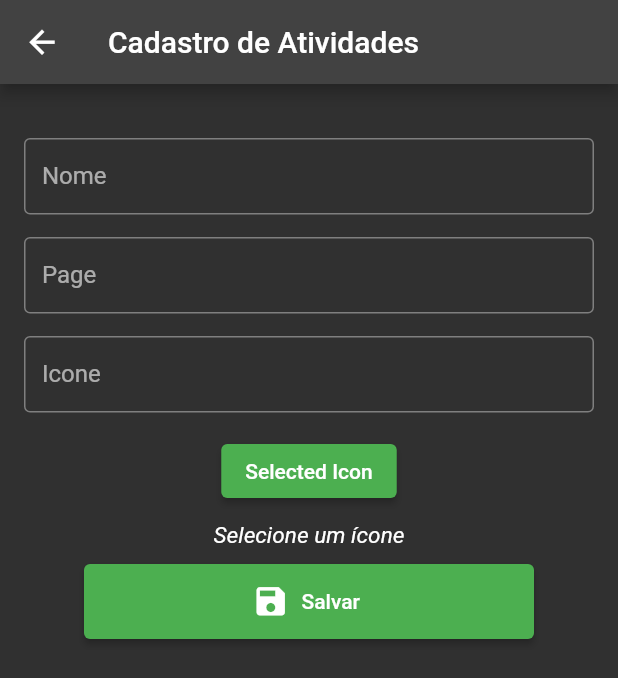
After one commit to luizzlcs/iasd_myadmin, a Flutter app: the ActivityFormScreen screen opened directly, on a phone screen of 412 x 824 dp. The commit adds this screen. Shown: the top 678 px of the screen. Run offline on Flutter 3.47's test engine with Material 2 defaults, Android fonts, the phone set to English and light mode, and no system bars; our stand-ins replace file_picker, flutter_svg.

Commit message:
removido rotas desnecessárias.

```diff
--- /dev/null
+++ b/lib/app/core/departament/activity_form_screen.dart
@@ -0,0 +1,133 @@
+import 'dart:math';
+import 'package:flutter/material.dart';
+import 'package:iasd_myadmin/app/core/departament/model/activity.dart';
+
+import '../../components/icon_picker.dart';
+
+class ActivityFormScreen extends StatefulWidget {
+  const ActivityFormScreen({Key? key}) : super(key: key);
+
+  @override
+  State<ActivityFormScreen> createState() => _ActivityFormScreenState();
+}
+
+class _ActivityFormScreenState extends State<ActivityFormScreen> {
+  IconData? selectedIcon;
+
+  final _formKey = GlobalKey<FormState>();
+
+  TextEditingController nameEC = TextEditingController();
+  TextEditingController descricaoEC = TextEditingController();
+  TextEditingController iconeEC = TextEditingController();
+
+  _submitForm() {
+    debugPrint('Salvando dados');
+    final isValid = _formKey.currentState?.validate() ?? false;
+
+    if (!isValid) {
+      return;
+    }
+  }
+
+  @override
+  Widget build(BuildContext context) {
+    return Scaffold(
+      appBar: AppBar(
+        title: const Text('Cadastro de Atividades'),
+      ),
+      body: Padding(
+        padding: const EdgeInsets.all(16.0),
+        child: Form(
+          key: _formKey,
+          child: Column(
+            children: [
+              const SizedBox(
+                height: 20,
+              ),
+              TextFormField(
+                controller: nameEC,
+                decoration: const InputDecoration(
+                    isDense: true,
+                    labelText: 'Nome',
+                    hintText: 'Nome da atividade',
+                    border: OutlineInputBorder()),
+                textInputAction: TextInputAction.next,
+                validator: (value) {
+                  final values = value ?? '';
+                  if (values.trim().isEmpty) {
+                    return 'É necessário informar o nome da atividade';
+                  }
+                  return null;
+                },
+              ),
+              const SizedBox(
+                height: 15,
+              ),
+              TextFormField(
+                controller: descricaoEC,
+                decoration: const InputDecoration(
+                    isDense: true,
+                    labelText: 'Page',
+                    hintText: 'Descrição da atividade',
+                    border: OutlineInputBorder()),
+                textInputAction: TextInputAction.next,
+                validator: (value) {
+                  final values = value ?? '';
+                  if (values.trim().isEmpty) {
+                    return 'É necessário fazer uma descrição para a atividade.';
+                  }
+                  return null;
+                },
+              ),
+              const SizedBox(
+                height: 15,
+              ),
+              TextFormField(
+                controller: iconeEC,
+                decoration: const InputDecoration(
+                    isDense: true,
+                    labelText: 'Icone',
+                    hintText: 'icone da atividade',
+                    border: OutlineInputBorder()),
+                textInputAction: TextInputAction.done,
+                onFieldSubmitted: (_) => _submitForm(),
+              ),
+              const SizedBox(
+                height: 15,
+              ),
+              ElevatedButton(
+                onPressed: () async {
+                  final IconData? result = await showIconPicker(
+                      context: context, defalutIcon: selectedIcon);
+                  setState(() {
+                    selectedIcon = result;
+                  });
+                },
+                child: const Text('Selected Icon'),
+              ),
+              const Padding(padding: EdgeInsets.all(5)),
+              selectedIcon != null ? Icon(selectedIcon, color: Colors.deepOrange) : const Text('Selecione um ícone'),
+              const Padding(padding: EdgeInsets.all(5)),
+
+              ElevatedButton.icon(
+                style:
+                    ElevatedButton.styleFrom(minimumSize: const Size(300, 50)),
+                onPressed: () {
+                  Activity newActivity = Activity(
+                    id: Random().nextDouble().toString(),
+                    name: nameEC.text,
+                    page: descricaoEC.text,
+                  );
+
+                  Navigator.pop(context, newActivity);
+                },
+                icon: const Icon(Icons.save),
+                label: const Text('Salvar'),
+              ),
+            ],
+          ),
+        ),
+      ),
+    );
+  }
+}
--- a/lib/app/util/app_routes.dart
+++ b/lib/app/util/app_routes.dart
@@ -4,5 +4,4 @@ class AppRoutes {
   static const secretaria = '/secretaria';
   static const navegacao = '/navegacao';
   static const listDepartament = '/listDepartament';
-  static const activityScreen = '/activityScreen';
 }
--- a/lib/main.dart
+++ b/lib/main.dart
@@ -1,5 +1,4 @@
 import 'package:flutter/material.dart';
-import 'package:iasd_myadmin/app/core/departament/activity_form_screen.dart';
 import 'package:iasd_myadmin/app/core/departament/controllers/departaments_controller.dart';
 import 'package:iasd_myadmin/app/core/secretaria/screens/navegacao.dart';
 import 'package:iasd_myadmin/app/core/secretaria/screens/secretary_screen.dart';
@@ -57,7 +56,6 @@ class _MyAppState extends State<MyApp> {
           AppRoutes.secretaria: (_) => const SecretaryScreen(),
           AppRoutes.navegacao: (_) => const Navegacao(),
           AppRoutes.listDepartament: (_) => const ListDepartamentScreen(),
-          AppRoutes.activityScreen: (_) => const ActivityFormScreen(),
         },
       ),
     );
```
